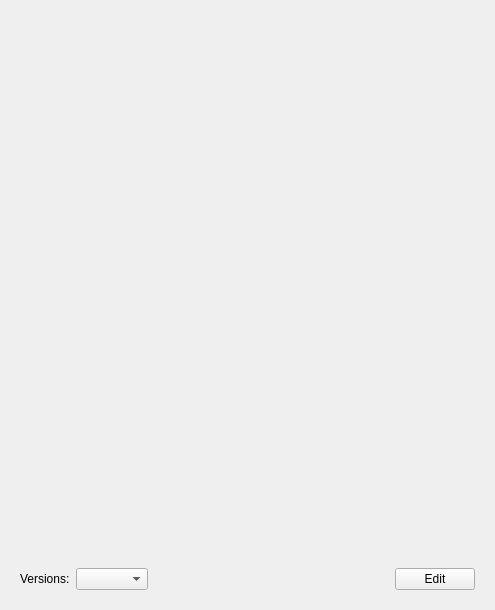
Old version of the form jezen/viewer.ui in the repository HazenBabcock/APyEC.
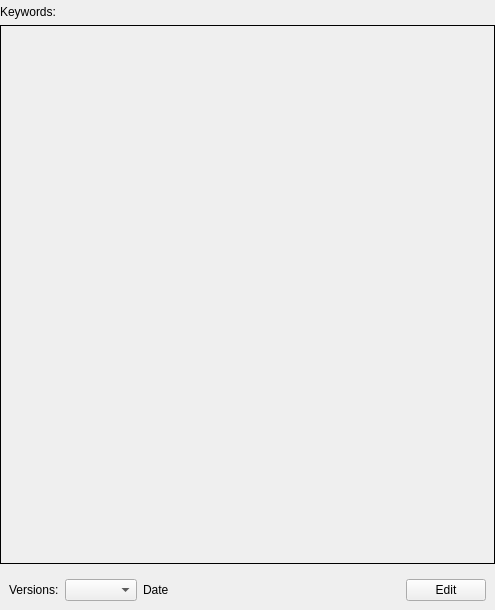
New version of the form.

Commit message: Add date and keyword info to the note version display.

Diff of the .ui file:
```diff
--- a/jezen/viewer.ui
+++ b/jezen/viewer.ui
@@ -14,14 +14,36 @@
    <string>Form</string>
   </property>
   <layout class="QVBoxLayout" name="verticalLayout">
+   <property name="leftMargin">
+    <number>0</number>
+   </property>
+   <property name="topMargin">
+    <number>5</number>
+   </property>
+   <property name="rightMargin">
+    <number>0</number>
+   </property>
+   <property name="bottomMargin">
+    <number>0</number>
+   </property>
    <item>
-    <widget class="QWidget" name="webViewWidget" native="true">
+    <widget class="QLabel" name="keywordLabel">
+     <property name="text">
+      <string>Keywords:</string>
+     </property>
+    </widget>
+   </item>
+   <item>
+    <widget class="QFrame" name="webViewFrame">
      <property name="sizePolicy">
       <sizepolicy hsizetype="Preferred" vsizetype="MinimumExpanding">
        <horstretch>0</horstretch>
        <verstretch>0</verstretch>
       </sizepolicy>
      </property>
+     <property name="frameShape">
+      <enum>QFrame::Box</enum>
+     </property>
     </widget>
    </item>
    <item>
@@ -49,6 +71,13 @@
       <item>
        <widget class="QComboBox" name="versionComboBox"/>
       </item>
+      <item>
+       <widget class="QLabel" name="dateLabel">
+        <property name="text">
+         <string>Date</string>
+        </property>
+       </widget>
+      </item>
       <item>
        <spacer name="horizontalSpacer">
         <property name="orientation">
```
The commit also changes 3 other files.
